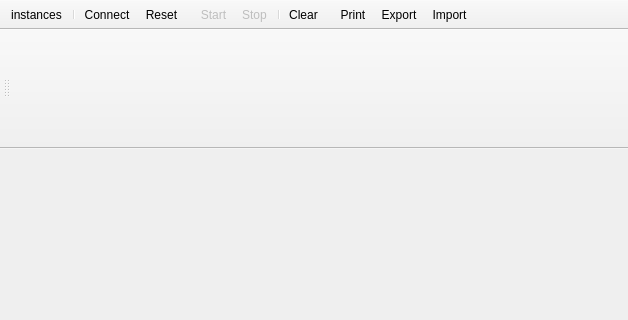
Above: src/ui/uimainwin.ui from tuxmaster/QtDMM before the change; both pictures show x 0 to 628 and y 0 to 320 of the 800 by 600 pixel window. Below: the same form after it.
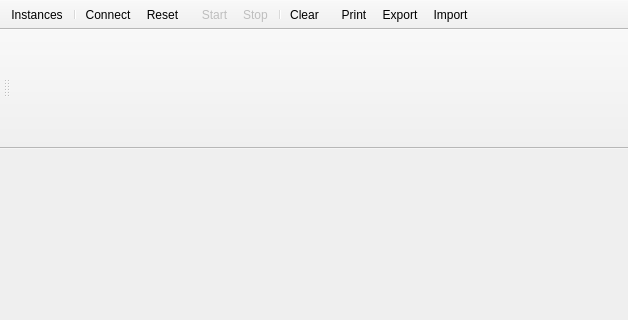
That is the form after the change. Icons and pictures are not drawn.

Commit message: update icons and some multi instance refinement

```diff
--- a/src/ui/uimainwin.ui
+++ b/src/ui/uimainwin.ui
@@ -433,7 +433,7 @@
      <normaloff>:/Symbols/dmm_big.xpm</normaloff>:/Symbols/dmm_big.xpm</iconset>
    </property>
    <property name="text">
-    <string>instances</string>
+    <string>Instances</string>
    </property>
    <property name="toolTip">
     <string>open or create an instance</string>
```
Left out of the diff: 38 changed lines with no effect on the pictures. The commit also changes 14 other files.
